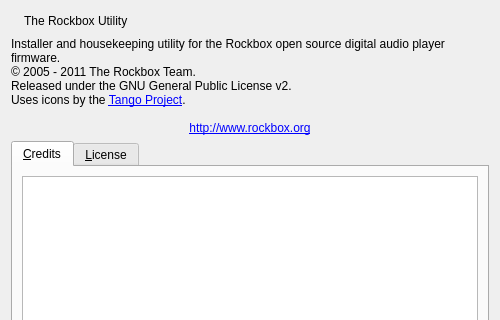
Qt form rbutil/rbutilqt/aboutbox.ui (jdgordon/rockbox) before a commit; both pictures show x 0 to 500 and y 0 to 320 of the 500 by 500 pixel window.
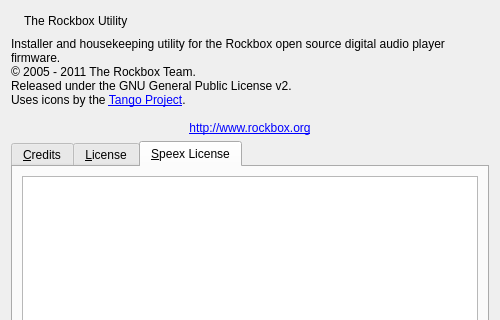
The same form after that commit. The open tabs and pages were chosen to show the change. Icons and pictures are not drawn.

Commit message:
Rockbox Utility: add Speex license to About dialog.
The Speex codec has a special license requiring it to be reproduced with any
distribution.  Add the license as a separate tab in the About dialog to satisfy
this.

What changed in the file:
```diff
--- a/rbutil/rbutilqt/aboutbox.ui
+++ b/rbutil/rbutilqt/aboutbox.ui
@@ -126,6 +126,16 @@
        </item>
       </layout>
      </widget>
+     <widget class="QWidget" name="licenseSpeex">
+      <attribute name="title">
+       <string>&amp;Speex License</string>
+      </attribute>
+      <layout class="QGridLayout" name="gridLayout_2">
+       <item row="0" column="0">
+        <widget class="QTextBrowser" name="browserSpeexLicense"/>
+       </item>
+      </layout>
+     </widget>
     </widget>
    </item>
    <item row="3" column="0" >
```
Left out of the diff: 5 changed lines with no effect on the pictures. The commit also changes 2 other files.
